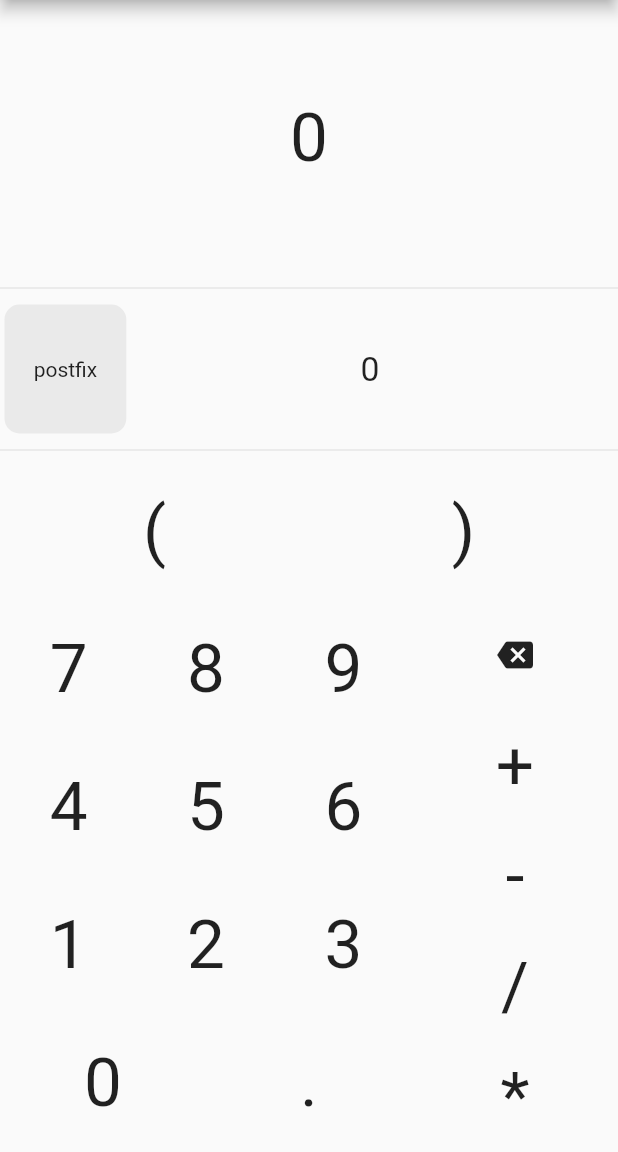
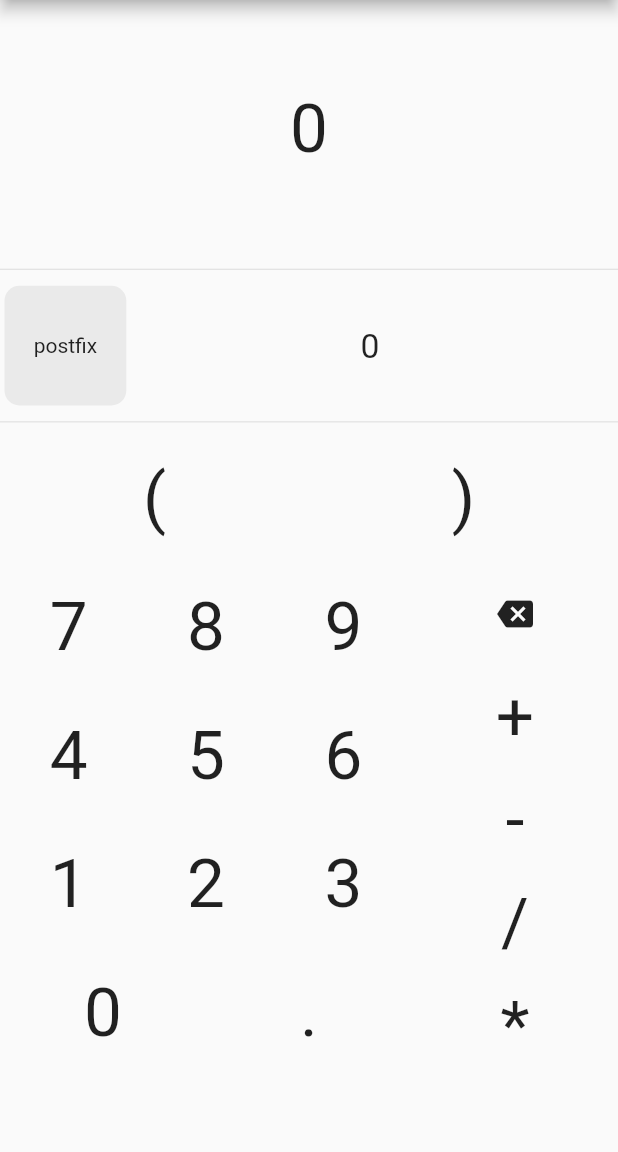
Before and after one commit to Mot93/PostfixCalculatorFlutter, a Flutter app: the screen it shows after launch, on a phone screen of 412 x 824 dp, the part 84-1236 px from its top. Run offline on Flutter 3.47's test engine with Material 2 defaults, Android fonts, the phone set to English and light mode, and no system bars; missing offline and left inert: firebase_admob; accounts and stored records are empty.

Commit message:
Added the banner ad at the bottom. Need to manage landscape mode, for now the app is locked in portrait mode

```diff
--- a/postfix_calculator/lib/main.dart
+++ b/postfix_calculator/lib/main.dart
@@ -1,15 +1,76 @@
-import 'package:flutter/material.dart';
+import 'package:flutter/material.dart'; // General purpose
+import 'package:firebase_admob/firebase_admob.dart'; // Ads
+import 'package:flutter/services.dart'; // Lock screen orientation
+
 
 import 'home_page.dart';
 
+// TODO: manage the app in portrait mode
+
+// Ads ID
+const appId = '1:856342789770:android:5de8aef557c0e13d';
+
+MobileAdTargetingInfo targetingInfo = new MobileAdTargetingInfo(
+  keywords: <String>['flutterio', 'beautiful apps'],
+  contentUrl: 'https://flutter.io',
+  birthday: new DateTime.now(),
+  childDirected: false,
+  designedForFamilies: false,
+  gender: MobileAdGender.male, // or MobileAdGender.female, MobileAdGender.unknown
+  testDevices: <String>[], // Android emulators are considered test devices
+);
+
+BannerAd myBanner = new BannerAd(
+  // Replace the testAdUnitId with an ad unit id from the AdMob dash.
+  // https://developers.google.com/admob/android/test-ads
+  // https://developers.google.com/admob/ios/test-ads
+  // adUnitId: BannerAd.testAdUnitId, // Test
+  adUnitId: 'ca-app-pub-4047734154628476/5063815544', // Real and functioning
+  size: AdSize.smartBanner,
+  targetingInfo: targetingInfo,
+  listener: (MobileAdEvent event) {
+    print("BannerAd event is $event");
+  },
+);
+
+// Run the app
 void main() => runApp(MyApp());
+class MyApp extends StatefulWidget {
 
-/// Used to set the whole app theme
-/// Also used to launche the home_page widget
-class MyApp extends StatelessWidget {
+  @override
+  _MyAppState createState() => _MyAppState();
+
+}// MyApp
+
+
+// State of my app
+class _MyAppState extends State<MyApp>{
+
+  @override
+  void initState() {
+    super.initState();
+    // Initiate the
+    FirebaseAdMob.instance.initialize(appId: appId);
+    // Lock the sceen in Portrait up
+    SystemChrome.setPreferredOrientations([DeviceOrientation.portraitUp]);
+  }
+
 
   @override
   Widget build(BuildContext context) {
+
+    // Displaying my banner ad
+    myBanner
+      // typically this happens well before the ad is shown
+      ..load()
+      ..show(
+        // Positions the banner ad 60 pixels from the bottom of the screen
+        anchorOffset: 0.0,
+        // Banner Position
+        anchorType: AnchorType.bottom,
+      );
+
+    // Creating the widget
     return Material(
       child: MaterialApp(
         debugShowCheckedModeBanner: true,
@@ -19,8 +80,15 @@ class MyApp extends StatelessWidget {
           backgroundColor: Colors.white,
         ),
         home: HomePage(),
+        // With this builder the whole app is going to be above the ad
+        builder: (BuildContext context, Widget child){
+          return Padding(
+            padding: EdgeInsets.only(bottom: 50.0), // The ad is only 50 px high
+            child: child,
+          );
+        },
       ),
     );
-  }
+  }// build
 
-}
+}// _MyAppState
```
Also changed, not shown: postfix_calculator/pubspec.yaml (+2 -7 lines), 5 other files.
